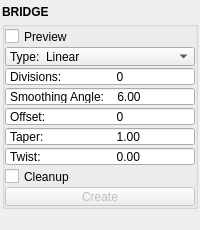
Qt form mayatk/edit_utils/bridge.ui (m3trik/mayatk) before a commit.
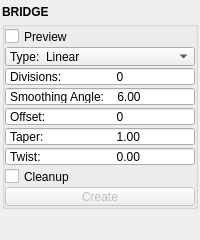
The same form after that commit. Custom widgets are drawn as their Qt base class.

```diff
--- a/mayatk/edit_utils/bridge.ui
+++ b/mayatk/edit_utils/bridge.ui
@@ -457,6 +457,9 @@
         <property name="orientation">
          <enum>Qt::Vertical</enum>
         </property>
+        <property name="sizeType">
+         <enum>QSizePolicy::Fixed</enum>
+        </property>
         <property name="sizeHint" stdset="0">
          <size>
           <width>0</width>
```
Left out of the diff: 6 changed lines with no effect on the pictures.
